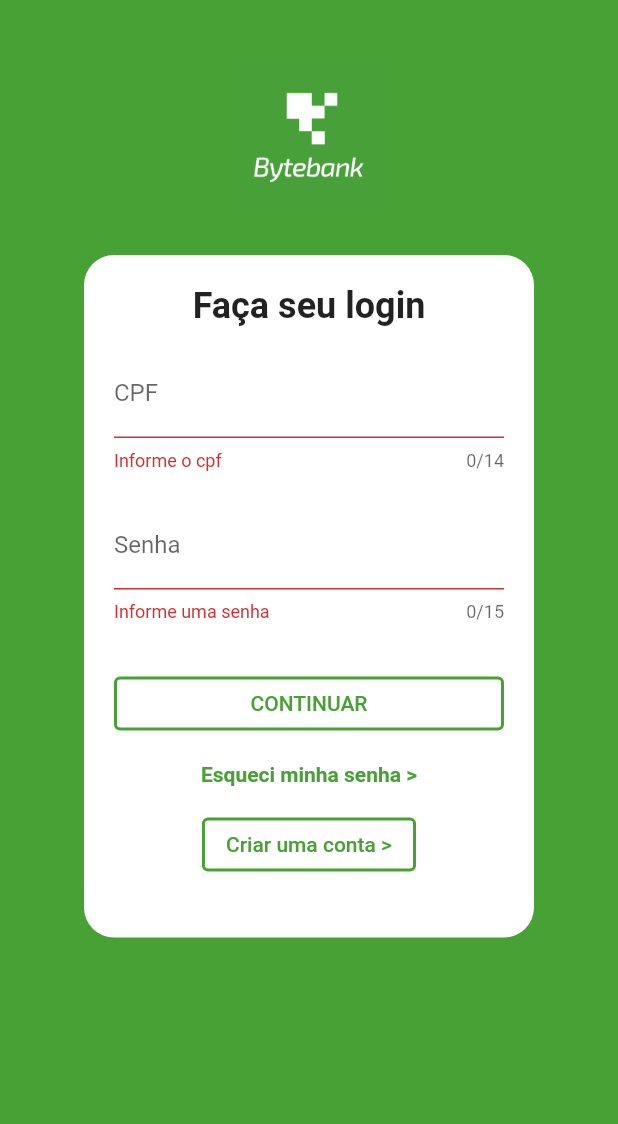
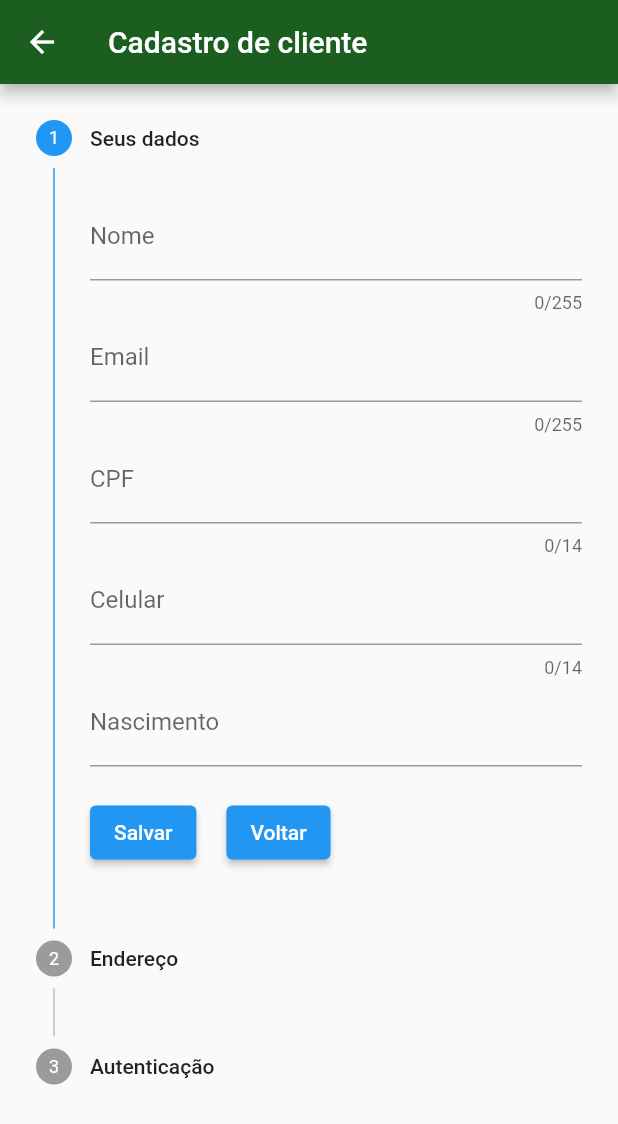
Before and after one commit to jafidelis/flutter-form, a Flutter app: the screen it shows after launch, after a tap on "CONTINUAR", after a tap on "Criar uma conta >", on a phone screen of 412 x 824 dp. Shown: the top 1124 px of the screen. Run offline on Flutter 3.47's test engine with Material 2 defaults, Android fonts, the phone set to English and light mode, and no system bars; drawn by our look-alikes of date_time_picker; our stand-ins replace brasil_fields, image_picker, local_auth; missing offline and left inert: flux_validator_dart.

Commit message:
Finalizado projeto de estudo de formulário com biometria e acesso a camera

```diff
--- /dev/null
+++ b/lib/components/biometria.dart
@@ -0,0 +1,57 @@
+import 'package:bytebank/models/cliente.dart';
+import 'package:flutter/material.dart';
+import 'package:flutter/services.dart';
+import 'package:local_auth/local_auth.dart';
+import 'package:provider/provider.dart';
+
+class Biometria extends StatelessWidget {
+  final LocalAuthentication _autenticacaoLocal = LocalAuthentication();
+
+  @override
+  Widget build(BuildContext context) {
+    return FutureBuilder(
+        future: _biometriaDisponivel(),
+        builder: (context, snapshot) {
+          if (snapshot.data == true) {
+            return Padding(
+              padding: EdgeInsets.only(top: 15, bottom: 15),
+              child: Column(
+                children: [
+                  Text(
+                    'Detectamos que você tem sensor biométrico no seu smartphone, '
+                    'deseja cadastrar o acesso biométrico',
+                    style: TextStyle(fontWeight: FontWeight.bold),
+                  ),
+                  SizedBox(height: 20,),
+                  ElevatedButton(
+                    onPressed: () async {
+                      await _autenticarCliente(context);
+                    },
+                    child: Text('Habilitar impressão digital'),
+                  ),
+                ],
+              ),
+            );
+          }
+          return Container();
+        });
+  }
+
+  Future<void> _autenticarCliente(context) async {
+    bool autenticado = false;
+    autenticado = await _autenticacaoLocal.authenticate(
+      localizedReason:
+          'Por favor, autentique-se via biometria para utenticar no bytebank',
+      useErrorDialogs: true,
+    );
+    Provider.of<Cliente>(context).biometria = autenticado;
+  }
+
+  Future<bool> _biometriaDisponivel() async {
+    try {
+      return await _autenticacaoLocal.canCheckBiometrics;
+    } on PlatformException catch (erro) {
+      print(erro);
+    }
+  }
+}
--- a/lib/main.dart
+++ b/lib/main.dart
@@ -1,3 +1,4 @@
+import 'package:bytebank/models/cliente.dart';
 import 'package:bytebank/models/transferencias.dart';
 import 'package:bytebank/screens/autenticacao/login.dart';
 import 'package:flutter/material.dart';
@@ -8,7 +9,8 @@ import 'models/saldo.dart';
 void main() => runApp(MultiProvider(
       providers: [
         ChangeNotifierProvider(create: (context) => Saldo(0)),
-        ChangeNotifierProvider(create: (context) => Transferencias())
+        ChangeNotifierProvider(create: (context) => Transferencias()),
+        ChangeNotifierProvider(create: (context) => Cliente()),
       ],
       child: BytebankApp(),
     ));
@@ -21,7 +23,7 @@ class BytebankApp extends StatelessWidget {
         primaryColor: Colors.green[900],
         accentColor: Color.fromRGBO(71, 161, 53, 1),
         buttonTheme: ButtonThemeData(
-          buttonColor: Colors.blueAccent[700],
+          buttonColor: Color.fromRGBO(71, 161, 53, 1),
           textTheme: ButtonTextTheme.primary,
         ),
       ),
--- /dev/null
+++ b/lib/models/cliente.dart
@@ -0,0 +1,118 @@
+import 'dart:io';
+
+import 'package:flutter/material.dart';
+
+class Cliente extends ChangeNotifier {
+  String _nome;
+  String _email;
+  String _cpf;
+  String _celular;
+  String _nascimento;
+  String _cep;
+  String _estado;
+  String _cidade;
+  String _bairro;
+  String _logradouro;
+  String _numero;
+  String _senha;
+  int _stepAtual = 0;
+  File _imagemRG;
+  bool _biometria;
+
+  bool get biometria => _biometria;
+
+  set biometria(bool value) {
+    _biometria = value;
+    notifyListeners();
+  }
+
+  set imagemRG(File value) {
+    _imagemRG = value;
+    notifyListeners();
+  }
+
+  File get imagemRG => _imagemRG;
+
+  set stepAtual(int value) {
+    _stepAtual = value;
+    notifyListeners();
+  }
+
+  int get stepAtual => _stepAtual;
+
+  String get nome => _nome;
+
+  String get email => _email;
+
+  String get cpf => _cpf;
+
+  String get celular => _celular;
+
+  String get nascimento => _nascimento;
+
+  String get cep => _cep;
+
+  String get estado => _estado;
+
+  String get cidade => _cidade;
+
+  String get bairro => _bairro;
+
+  String get logradouro => _logradouro;
+
+  String get numero => _numero;
+
+  String get senha => _senha;
+
+  set senha(String value) {
+    _senha = value;
+  }
+
+  set numero(String value) {
+    _numero = value;
+  }
+
+  set logradouro(String value) {
+    _logradouro = value;
+  }
+
+  set bairro(String value) {
+    _bairro = value;
+  }
+
+  set cidade(String value) {
+    _cidade = value;
+  }
+
+  set estado(String value) {
+    _estado = value;
+  }
+
+  set cep(String value) {
+    _cep = value;
+  }
+
+  set nascimento(String value) {
+    _nascimento = value;
+  }
+
+  set celular(String value) {
+    _celular = value;
+  }
+
+  set cpf(String value) {
+    _cpf = value;
+    notifyListeners();
+  }
+
+  set email(String value) {
+    _email = value;
+  }
+
+  set nome(String value) {
+    _nome = value;
+    notifyListeners();
+  }
+
+
+}
--- a/lib/screens/autenticacao/login.dart
+++ b/lib/screens/autenticacao/login.dart
@@ -1,5 +1,6 @@
 import 'package:brasil_fields/brasil_fields.dart';
 import 'package:bytebank/components/mensagem.dart';
+import 'package:bytebank/screens/autenticacao/registrar.dart';
 import 'package:bytebank/screens/dashboard/dashboard.dart';
 import 'package:flutter/material.dart';
 import 'package:flutter/services.dart';
@@ -132,12 +133,13 @@ class Login extends StatelessWidget {
                       ),
                       (route) => false,
                     );
+                  } else {
+                    exibirAlerta(
+                      context: context,
+                      titulo: 'ATENÇÃO',
+                      content: 'CPF ou Senha incorretos',
+                    );
                   }
-                  exibirAlerta(
-                    context: context,
-                    titulo: 'ATENÇÃO',
-                    content: 'CPF ou Senha incorretos',
-                  );
                 }
               },
             ),
@@ -165,7 +167,12 @@ class Login extends StatelessWidget {
                 overlayColor: MaterialStateProperty.all<Color>(
                     Color.fromRGBO(71, 161, 56, 0.2))),
             child: Text('Criar uma conta >'),
-            onPressed: () {},
+            onPressed: () {
+              Navigator.push(
+                context,
+                MaterialPageRoute(builder: (context) => Registrar()),
+              );
+            },
           ),
         ],
       ),
--- /dev/null
+++ b/lib/screens/autenticacao/registrar.dart
@@ -0,0 +1,371 @@
+import 'dart:io';
+
+import 'package:brasil_fields/brasil_fields.dart';
+import 'package:bytebank/components/biometria.dart';
+import 'package:bytebank/models/cliente.dart';
+import 'package:bytebank/screens/dashboard/dashboard.dart';
+import 'package:date_time_picker/date_time_picker.dart';
+import 'package:flutter/cupertino.dart';
+import 'package:flutter/material.dart';
+import 'package:flutter/services.dart';
+import 'package:provider/provider.dart';
+import 'package:flux_validator_dart/flux_validator_dart.dart';
+import 'package:image_picker/image_picker.dart';
+
+class Registrar extends StatelessWidget {
+  final _formUserData = GlobalKey<FormState>();
+  final _formUserAddress = GlobalKey<FormState>();
+  final _formUserAuth = GlobalKey<FormState>();
+
+  // Step 1
+  final TextEditingController _nomeControler = TextEditingController();
+  final TextEditingController _emailControler = TextEditingController();
+  final TextEditingController _cpfControler = TextEditingController();
+  final TextEditingController _celularControler = TextEditingController();
+  final TextEditingController _nascimentoControler = TextEditingController();
+
+  // Step2
+  final TextEditingController _cepControler = TextEditingController();
+  final TextEditingController _estadoControler = TextEditingController();
+  final TextEditingController _cidadeControler = TextEditingController();
+  final TextEditingController _bairroControler = TextEditingController();
+  final TextEditingController _logradouroControler = TextEditingController();
+  final TextEditingController _numeroControler = TextEditingController();
+
+  // Step 3
+  final TextEditingController _senhaControler = TextEditingController();
+  final TextEditingController _confirmarSenhaControler =
+      TextEditingController();
+  final ImagePicker _picker = ImagePicker();
+
+  @override
+  Widget build(BuildContext context) {
+    return Scaffold(
+      appBar: AppBar(
+        title: Text('Cadastro de cliente'),
+      ),
+      body: Consumer<Cliente>(
+        builder: (context, cliente, child) {
+          return Stepper(
+            currentStep: cliente.stepAtual,
+            onStepContinue: () {
+              final functions = [
+                _salvarStep1,
+                _salvarStep2,
+                _salvarStep3,
+              ];
+              return functions[cliente.stepAtual](context);
+            },
+            onStepCancel: () {
+              return cliente.stepAtual =
+                  cliente.stepAtual > 0 ? cliente.stepAtual - 1 : 0;
+            },
+            steps: _construirSteps(context, cliente),
+            controlsBuilder: (context, {onStepContinue, onStepCancel}) {
+              return Padding(
+                padding: EdgeInsets.only(top: 20),
+                child: Row(
+                  children: [
+                    ElevatedButton(
+                        onPressed: onStepContinue, child: Text('Salvar')),
+                    Padding(padding: EdgeInsets.only(right: 20)),
+                    ElevatedButton(
+                      onPressed: onStepCancel,
+                      child: Text('Voltar'),
+                    ),
+                  ],
+                ),
+              );
+            },
+          );
+        },
+      ),
+    );
+  }
+
+  void _salvar(BuildContext context) {
+    Provider.of<Cliente>(context, listen: false).nome = _nomeControler.text;
+  }
+
+  void _salvarStep1(context) {
+    // if (_formUserData.currentState.validate()) {
+    Cliente cliente = Provider.of<Cliente>(context, listen: false);
+    cliente.nome = _nomeControler.text;
+    _proximoStep(context);
+    // }
+  }
+
+  void _salvarStep2(context) {
+    // if (_formUserAddress.currentState.validate()) {
+    _proximoStep(context);
+    // }
+  }
+
+  void _salvarStep3(context) {
+    // if (_formUserAuth.currentState.validate()) {
+    FocusScope.of(context).unfocus();
+    Provider.of<Cliente>(context, listen: false).imagemRG = null;
+
+    Navigator.pushAndRemoveUntil(
+      context,
+      MaterialPageRoute(builder: (context) => Dashboard()),
+      (route) => false,
+    );
+    // }
+  }
+
+  List<Step> _construirSteps(BuildContext context, Cliente cliente) {
+    List<Step> steps = [
+      step1Form(context, cliente),
+      step2Form(context, cliente),
+      step3Form(context, cliente)
+    ];
+    return steps;
+  }
+
+  Step step1Form(BuildContext context, Cliente cliente) {
+    return Step(
+      title: Text('Seus dados'),
+      isActive: cliente.stepAtual >= 0,
+      content: Form(
+        key: _formUserData,
+        child: Column(
+          children: [
+            TextFormField(
+              controller: _nomeControler,
+              maxLength: 255,
+              decoration: InputDecoration(labelText: 'Nome'),
+              validator: (value) {
+                if (value.length < 3) {
+                  return 'Nome inválido';
+                }
+                if (!value.contains(" ")) {
+                  return 'Informe pelo menos um sobrenome';
+                }
+                return null;
+              },
+            ),
+            TextFormField(
+              controller: _emailControler,
+              maxLength: 255,
+              keyboardType: TextInputType.emailAddress,
+              decoration: InputDecoration(labelText: 'Email'),
+              validator: (value) =>
+                  Validator.email(value) ? 'Email inválido' : null,
+            ),
+            TextFormField(
+              controller: _cpfControler,
+              maxLength: 14,
+              keyboardType: TextInputType.number,
+              decoration: InputDecoration(labelText: 'CPF'),
+              validator: (value) =>
+                  Validator.cpf(value) ? 'CPF inválido' : null,
+              inputFormatters: [
+                FilteringTextInputFormatter.digitsOnly,
+                CpfInputFormatter()
+              ],
+            ),
+            TextFormField(
+              controller: _celularControler,
+              maxLength: 14,
+              keyboardType: TextInputType.number,
+              decoration: InputDecoration(labelText: 'Celular'),
+              validator: (value) =>
+                  Validator.phone(value) ? 'Celular inválido' : null,
+              inputFormatters: [
+                FilteringTextInputFormatter.digitsOnly,
+                TelefoneInputFormatter()
+              ],
+            ),
+            DateTimePicker(
+              controller: _nascimentoControler,
+              type: DateTimePickerType.date,
+              firstDate: DateTime(1950),
+              lastDate: DateTime(2100),
+              dateLabelText: 'Nascimento',
+              dateMask: 'dd/MM/yyyy',
+              validator: (value) {
+                if (value.isEmpty) {
+                  return 'Data inválida';
+                }
+                return null;
+              },
+            ),
+          ],
+        ),
+      ),
+    );
+  }
+
+  Step step2Form(BuildContext context, Cliente cliente) {
+    return Step(
+      title: Text('Endereço'),
+      isActive: cliente.stepAtual >= 1,
+      content: Form(
+        key: _formUserAddress,
+        child: Column(
+          children: [
+            TextFormField(
+              controller: _cepControler,
+              maxLength: 10,
+              keyboardType: TextInputType.number,
+              decoration: InputDecoration(labelText: 'CEP'),
+              // validator: (value) => Validator.cep(value) ? 'CEP inválido' : null,
+              inputFormatters: [
+                FilteringTextInputFormatter.digitsOnly,
+                CepInputFormatter()
+              ],
+            ),
+            DropdownButtonFormField(
+              isExpanded: true,
+              decoration: InputDecoration(labelText: 'Estado'),
+              items: Estados.listaEstadosSigla
+                  .map(
+                    (e) => DropdownMenuItem(
+                      child: Text(e),
+                      value: e,
+                    ),
+                  )
+                  .toList(),
+              onChanged: (String novoEstadoSelecionado) {
+                _estadoControler.text = novoEstadoSelecionado;
+              },
+              validator: (value) {
+                if (value == null) {
+                  return 'Selecione um estado';
+                }
+                return null;
+              },
+            ),
+            SizedBox(height: 20),
+            TextFormField(
+              controller: _cidadeControler,
+              maxLength: 255,
+              decoration: InputDecoration(labelText: 'Cidade'),
+              validator: (value) {
+                if (value.length < 3) {
+                  return 'Cidade inválida';
+                }
+                return null;
+              },
+            ),
+            TextFormField(
+              controller: _bairroControler,
+              maxLength: 255,
+              decoration: InputDecoration(labelText: 'Bairro'),
+              validator: (value) {
+                if (value.length < 3) {
+                  return 'Bairro inválido';
+                }
+                return null;
+              },
+            ),
+            TextFormField(
+              controller: _logradouroControler,
+              maxLength: 255,
+              decoration: InputDecoration(labelText: 'Logradouro'),
+              validator: (value) {
+                if (value.length < 3) {
+                  return 'Logradouro inválido';
+                }
+                return null;
+              },
+            ),
+            TextFormField(
+              controller: _numeroControler,
+              maxLength: 255,
+              decoration: InputDecoration(labelText: 'Número'),
+            ),
+          ],
+        ),
+      ),
+    );
+  }
+
+  Step step3Form(BuildContext context, Cliente cliente) {
+    return Step(
+        title: Text('Autenticação'),
+        isActive: cliente.stepAtual >= 2,
+        content: Form(
+          key: _formUserAuth,
+          child: Column(
+            children: [
+              TextFormField(
+                controller: _senhaControler,
+                maxLength: 255,
+                decoration: InputDecoration(labelText: 'Senha'),
+                obscureText: true,
+                validator: (value) {
+                  if (value.length < 8) {
+                    return 'Senha muito curta';
+                  }
+                  return null;
+                },
+              ),
+              TextFormField(
+                controller: _confirmarSenhaControler,
+                maxLength: 255,
+                decoration: InputDecoration(labelText: 'Confirmar senha'),
+                obscureText: true,
+                validator: (value) {
+                  if (value != _senhaControler.text) {
+                    return 'Senha não confere';
+                  }
+                  return null;
+                },
+              ),
+              SizedBox(height: 15),
+              Text(
+                'Para prosseguir com o seu cadastro é necessário que tenha uma foto do seu RG.',
+                style: TextStyle(fontWeight: FontWeight.bold),
+              ),
+              SizedBox(height: 15),
+              ElevatedButton(
+                onPressed: () => _capturarRG(cliente),
+                child: Text('Tirar foto do meu RG'),
+              ),
+              _jaEnvioRG(context) ? _imageDoRG(context) : _pedidoDeRG(context),
+              Biometria()
+            ],
+          ),
+        ));
+  }
+
+  _proximoStep(context) {
+    Cliente cliente = Provider.of<Cliente>(context, listen: false);
+    irPara(cliente.stepAtual + 1, cliente);
+  }
+
+  void irPara(int step, Cliente cliente) {
+    cliente.stepAtual = step;
+  }
+
+  void _capturarRG(Cliente cliente) async {
+    final pickedImage = await _picker.getImage(source: ImageSource.camera);
+    cliente.imagemRG = File(pickedImage.path);
+  }
+
+  bool _jaEnvioRG(BuildContext context) {
+    return Provider.of<Cliente>(context, listen: false).imagemRG != null;
+  }
+
+  Column _pedidoDeRG(BuildContext context) {
+    return Column(
+      children: [
+        SizedBox(height: 15),
+        Text(
+          'Foto do RG pendente',
+          style: TextStyle(
+            color: Colors.red,
+            fontWeight: FontWeight.bold,
+            fontSize: 16,
+          ),
+        ),
+      ],
+    );
+  }
+
+  Image _imageDoRG(BuildContext context) {
+    return Image.file(Provider.of<Cliente>(context, listen: false).imagemRG);
+  }
+}
--- a/lib/screens/dashboard/dashboard.dart
+++ b/lib/screens/dashboard/dashboard.dart
@@ -1,3 +1,4 @@
+import 'package:bytebank/models/cliente.dart';
 import 'package:bytebank/screens/autenticacao/login.dart';
 import 'package:bytebank/screens/dashboard/saldo_card.dart';
 import 'package:bytebank/screens/deposito/formulario_deposito.dart';
@@ -5,6 +6,7 @@ import 'package:bytebank/screens/transferencia/formulario.dart';
 import 'package:bytebank/screens/transferencia/lista.dart';
 import 'package:bytebank/screens/transferencia/ultimas_transferencias.dart';
 import 'package:flutter/material.dart';
+import 'package:provider/provider.dart';
 
 class Dashboard extends StatelessWidget {
   @override
@@ -14,6 +16,24 @@ class Dashboard extends StatelessWidget {
         title: const Text('Bytebank'),
       ),
       body: ListView(children: [
+        Consumer<Cliente>(builder: (context, cliente, child) {
+          if (cliente.nome != null) {
+            return Text(
+              'Olá ${cliente.nome.split(" ")[0]}, o seu saldo é: ',
+              style: TextStyle(
+                fontWeight: FontWeight.bold,
+                fontSize: 16,
+              ),
+            );
+          }
+          return Text(
+            'Olá, o seu saldo é: ',
+            style: TextStyle(
+              fontWeight: FontWeight.bold,
+              fontSize: 16,
+            ),
+          );
+        }),
         Align(
           child: SaldoCard(),
           alignment: Alignment.topCenter,
@@ -57,7 +77,8 @@ class Dashboard extends StatelessWidget {
           child: Text('Sair'),
           style: ButtonStyle(
             backgroundColor: MaterialStateProperty.all<Color>(Colors.green),
-            ))
+          ),
+        ),
       ]),
     );
   }
--- a/pubspec.yaml
+++ b/pubspec.yaml
@@ -20,7 +20,11 @@ dependencies:
   flutter:
     sdk: flutter
   provider: ^5.0.0
-  brasil_fields: ^0.6.0
+  brasil_fields: ^1.1.1
+  date_time_picker: ^2.0.0
+  flux_validator_dart: ^1.0.3
+  image_picker: ^0.7.3
+  local_auth: ^1.1.0
 
   # The following adds the Cupertino Icons font to your application.
   # Use with the CupertinoIcons class for iOS style icons.
```
Also changed, not shown: 7 other files. Lines whose indentation alone changed are shown as unchanged.
